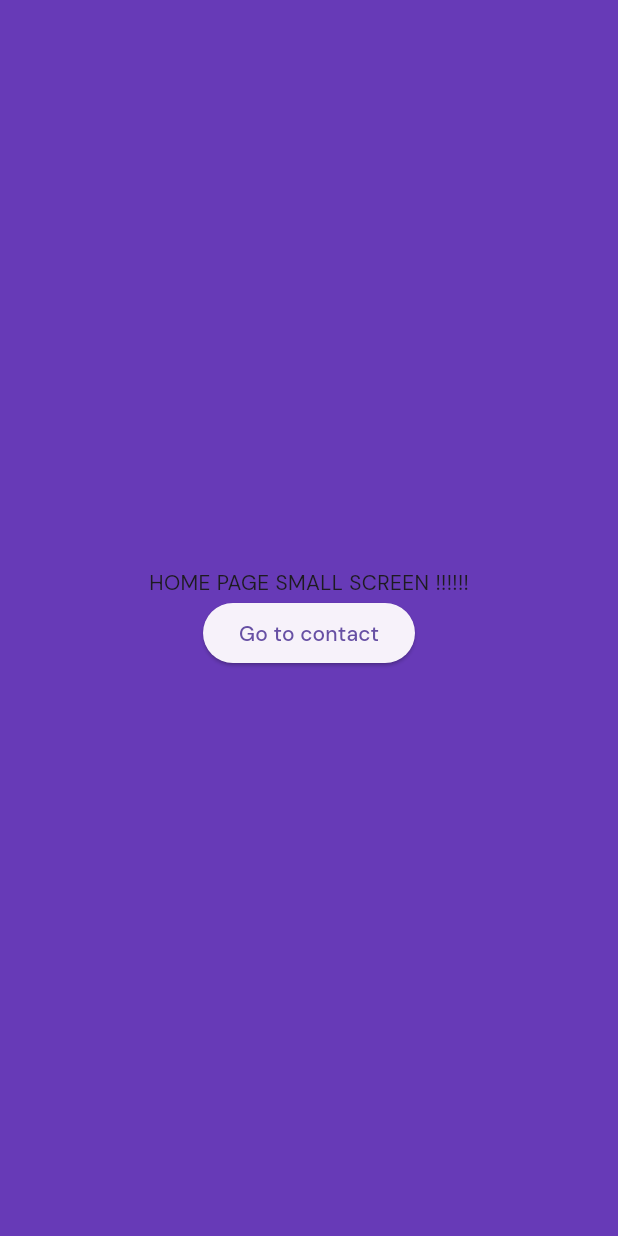
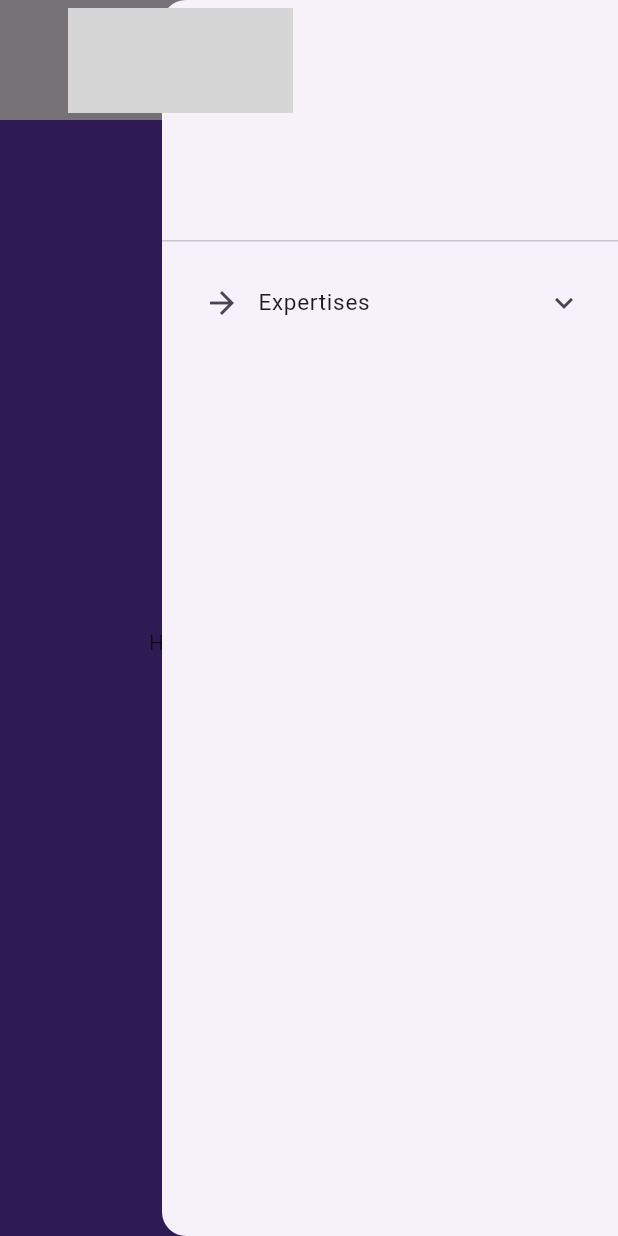
Before and after one commit to Furkan49300/ohana-web-app, a Flutter app: the screen it shows after launch, with the side drawer open (before the commit the screen has no drawer), on a phone screen of 412 x 824 dp. Run offline on Flutter 3.47's test engine with Material 3 defaults, Android fonts, the light colour scheme and no system bars; our stand-ins replace bloc, equatable, flutter_bloc, flutter_svg, google_fonts; grey boxes are pictures that could not be loaded.

Commit message:
make navbar responsive

```diff
--- a/lib/presentation/navbar/megaDropdown/dropdown_menu_about_us.dart
+++ b/lib/presentation/navbar/largescreen/megaDropdown/dropdown_menu_about_us.dart
@@ -7,8 +7,8 @@ import 'package:ohana_webapp_flutter/presentation/bloc/dropdown_menu_state.dart'
 import 'package:ohana_webapp_flutter/presentation/constants/animation_constants.dart';
 import 'package:ohana_webapp_flutter/presentation/constants/colors.dart';
 import 'package:ohana_webapp_flutter/presentation/constants/router_constants.dart';
-import 'package:ohana_webapp_flutter/presentation/navbar/navbar_link.dart';
-import 'package:ohana_webapp_flutter/presentation/navbar/navbar_menu_title.dart';
+import 'package:ohana_webapp_flutter/presentation/navbar/largescreen/navbar_link.dart';
+import 'package:ohana_webapp_flutter/presentation/navbar/largescreen/navbar_menu_title.dart';
 import 'package:ohana_webapp_flutter/presentation/widgets/patterns/social_media_buttons.dart';
 
 class DropdownMenuAboutUs extends StatelessWidget {
--- a/lib/presentation/navbar/megaDropdown/dropdown_menu_expertises.dart
+++ b/lib/presentation/navbar/largescreen/megaDropdown/dropdown_menu_expertises.dart
@@ -7,8 +7,8 @@ import 'package:ohana_webapp_flutter/presentation/bloc/dropdown_menu_state.dart'
 import 'package:ohana_webapp_flutter/presentation/constants/animation_constants.dart';
 import 'package:ohana_webapp_flutter/presentation/constants/colors.dart';
 import 'package:ohana_webapp_flutter/presentation/constants/router_constants.dart';
-import 'package:ohana_webapp_flutter/presentation/navbar/navbar_link.dart';
-import 'package:ohana_webapp_flutter/presentation/navbar/navbar_menu_title.dart';
+import 'package:ohana_webapp_flutter/presentation/navbar/largescreen/navbar_link.dart';
+import 'package:ohana_webapp_flutter/presentation/navbar/largescreen/navbar_menu_title.dart';
 
 class DropdownMenuExpertises extends StatelessWidget {
   const DropdownMenuExpertises({super.key});
--- a/lib/presentation/navbar/megaDropdown/dropdown_menu_offers.dart
+++ b/lib/presentation/navbar/largescreen/megaDropdown/dropdown_menu_offers.dart
@@ -6,8 +6,8 @@ import 'package:ohana_webapp_flutter/presentation/bloc/dropdown_menu_bloc.dart';
 import 'package:ohana_webapp_flutter/presentation/bloc/dropdown_menu_state.dart';
 import 'package:ohana_webapp_flutter/presentation/constants/animation_constants.dart';
 import 'package:ohana_webapp_flutter/presentation/constants/colors.dart';
-import 'package:ohana_webapp_flutter/presentation/navbar/navbar_link.dart';
-import 'package:ohana_webapp_flutter/presentation/navbar/navbar_menu_title.dart';
+import 'package:ohana_webapp_flutter/presentation/navbar/largescreen/navbar_link.dart';
+import 'package:ohana_webapp_flutter/presentation/navbar/largescreen/navbar_menu_title.dart';
 
 class DropdownMenuOffers extends StatelessWidget {
   const DropdownMenuOffers({super.key});
--- a/lib/presentation/navbar/navigation_bar_contents.dart
+++ b/lib/presentation/navbar/largescreen/navigation_bar_contents_largescreen.dart
@@ -8,8 +8,8 @@ import 'package:ohana_webapp_flutter/presentation/constants/router_constants.dar
 import 'package:ohana_webapp_flutter/presentation/widgets/composants/button.dart';
 import 'package:ohana_webapp_flutter/presentation/widgets/composants/logo.dart';
 
-class NavigationBarContents extends StatelessWidget {
-  const NavigationBarContents({super.key});
+class NavigationBarContentsLargeScreen extends StatelessWidget {
+  const NavigationBarContentsLargeScreen({super.key});
 
   @override
   Widget build(BuildContext context) {
--- /dev/null
+++ b/lib/presentation/navbar/smallscreen/custom_drawer.dart
@@ -0,0 +1,45 @@
+import 'package:flutter/material.dart';
+import "package:google_fonts/google_fonts.dart";
+import 'package:ohana_webapp_flutter/presentation/constants/router_constants.dart';
+
+class CustomEndDrawer extends StatelessWidget {
+  const CustomEndDrawer({
+    super.key,
+  });
+
+  @override
+  Widget build(BuildContext context) {
+    return Drawer(
+      child: ListView(
+        children: [
+          const DrawerHeader(
+            child: Text('Header'),
+          ),
+          ExpansionTile(
+            title: Row(
+              children: [
+                IconButton(
+                    onPressed: () {
+                      Navigator.of(context).pushNamed("");
+                    },
+                    icon: const Icon(Icons.arrow_forward)),
+                Text(
+                  'Expertises',
+                  style: GoogleFonts.majorMonoDisplay(fontSize: 15),
+                ),
+              ],
+            ),
+            children: [
+              ListTile(
+                onTap: () {
+                  Navigator.pushNamed(context, web);
+                },
+                title: const Text('WEB'),
+              )
+            ],
+          )
+        ],
+      ),
+    );
+  }
+}
--- /dev/null
+++ b/lib/presentation/navbar/smallscreen/navigation_bar_contents_smallscreen.dart
@@ -0,0 +1,78 @@
+import 'package:flutter/material.dart';
+import 'package:flutter_bloc/flutter_bloc.dart';
+
+import 'package:ohana_webapp_flutter/presentation/bloc/dropdown_menu_bloc.dart';
+import 'package:ohana_webapp_flutter/presentation/bloc/dropdown_menu_event.dart';
+import 'package:ohana_webapp_flutter/presentation/bloc/dropdown_menu_state.dart';
+import 'package:ohana_webapp_flutter/presentation/constants/animation_constants.dart';
+import 'package:ohana_webapp_flutter/presentation/widgets/composants/custom_input_field.dart';
+import 'package:ohana_webapp_flutter/presentation/widgets/composants/logo.dart';
+
+class NavigationBarContentsSmallScreen extends StatelessWidget {
+  const NavigationBarContentsSmallScreen({super.key});
+
+  @override
+  Widget build(BuildContext context) {
+    double screenSizeWidth = MediaQuery.of(context).size.width;
+
+    return Row(
+      mainAxisAlignment: MainAxisAlignment.spaceBetween,
+      children: [
+        const Logo(),
+        BlocBuilder<DropdownMenuBloc, DropdownMenuState>(
+          builder: (context, state) {
+            return Expanded(
+              child: AnimatedOpacity(
+                opacity: state is SearchNavbarShowedState ? 1 : 0,
+                duration: animationStandardDuration,
+                child: AnimatedContainer(
+                  duration: animationStandardDuration,
+                  transform: Matrix4.translationValues(
+                      state is SearchNavbarShowedState
+                          ? 0
+                          : screenSizeWidth / 2,
+                      0,
+                      0),
+                  child: const CustomInputField(
+                      placeholder:
+                          "Cherchez une page, un service, un article, une offre d'emploi..."),
+                ),
+              ),
+            );
+          },
+        ),
+        Row(
+          children: [
+            IconButton(onPressed: () {
+              if (context.read<DropdownMenuBloc>().state
+                  is SearchNavbarShowedState) {
+                context.read<DropdownMenuBloc>().add(HideMenuEvent());
+              } else {
+                context.read<DropdownMenuBloc>().add(ShowSearchNavbarEvent());
+              }
+            }, icon: BlocBuilder<DropdownMenuBloc, DropdownMenuState>(
+              builder: (context, state) {
+                return Icon(
+                  context.read<DropdownMenuBloc>().state
+                          is SearchNavbarShowedState
+                      ? Icons.close
+                      : Icons.search,
+                );
+              },
+            )),
+            Builder(builder: (context) {
+              return IconButton(
+                  onPressed: () {
+                    Scaffold.of(context).openEndDrawer();
+                  },
+                  icon: const Icon(
+                    Icons.menu,
+                  ));
+            }),
+            const SizedBox(width: 20)
+          ],
+        )
+      ],
+    );
+  }
+}
--- a/lib/presentation/pages/homePage/body/home_page_smallscreen.dart
+++ b/lib/presentation/pages/homePage/body/home_page_smallscreen.dart
@@ -1,27 +1,41 @@
+import 'package:flutter/cupertino.dart';
 import 'package:flutter/material.dart';
+import 'package:flutter/widgets.dart';
 
+import 'package:ohana_webapp_flutter/presentation/constants/dimensions.dart';
 import 'package:ohana_webapp_flutter/presentation/constants/router_constants.dart';
+import 'package:ohana_webapp_flutter/presentation/navbar/smallscreen/custom_drawer.dart';
+import 'package:ohana_webapp_flutter/presentation/navbar/smallscreen/navigation_bar_contents_smallscreen.dart';
 
 class HomePageSmallScreen extends StatelessWidget {
   const HomePageSmallScreen({super.key});
 
   @override
   Widget build(BuildContext context) {
-    Size screenSize = MediaQuery.of(context).size;
+    double screenSizeWidth = MediaQuery.of(context).size.width;
     return Scaffold(
+      endDrawer: const CustomEndDrawer(),
+      appBar: PreferredSize(
+        preferredSize: Size(screenSizeWidth, navBarHeight),
+        child: AppBar(
+          automaticallyImplyLeading: false, // This removes the back button
+          actions: [Container()],
+          flexibleSpace: const NavigationBarContentsSmallScreen(),
+        ),
+      ),
       body: Expanded(
         child: Container(
-          width: screenSize.width,
+          width: screenSizeWidth,
           color: Colors.deepPurple,
           child: Column(
             mainAxisAlignment: MainAxisAlignment.center,
             children: [
-              Text('HOME PAGE SMALL SCREEN !!!!!!'),
+              const Text('HOME PAGE SMALL SCREEN !!!!!!'),
               ElevatedButton(
                   onPressed: () {
                     Navigator.of(context).pushNamed(contactUs);
                   },
-                  child: Text('Go to contact'))
+                  child: const Text('Go to contact'))
             ],
           ),
         ),
```
Also changed, not shown: lib/presentation/navbar/search_bar.dart (+2 -18 lines), lib/presentation/pages/homePage/body/home_page_largescreen.dart (+5 -5 lines), lib/presentation/widgets/composants/custom_input_field.dart (added, +33 -0 lines), lib/presentation/navbar/largescreen/navbar_link.dart (renamed from lib/presentation/navbar/navbar_link.dart), lib/presentation/navbar/largescreen/navbar_menu_title.dart (renamed from lib/presentation/navbar/navbar_menu_title.dart).
